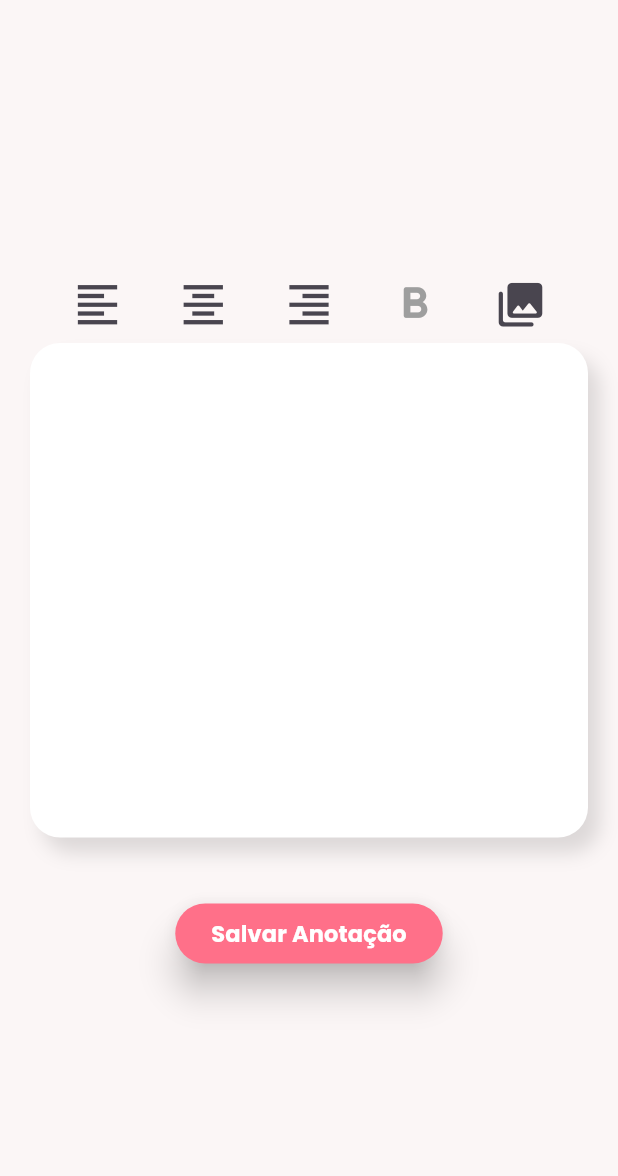
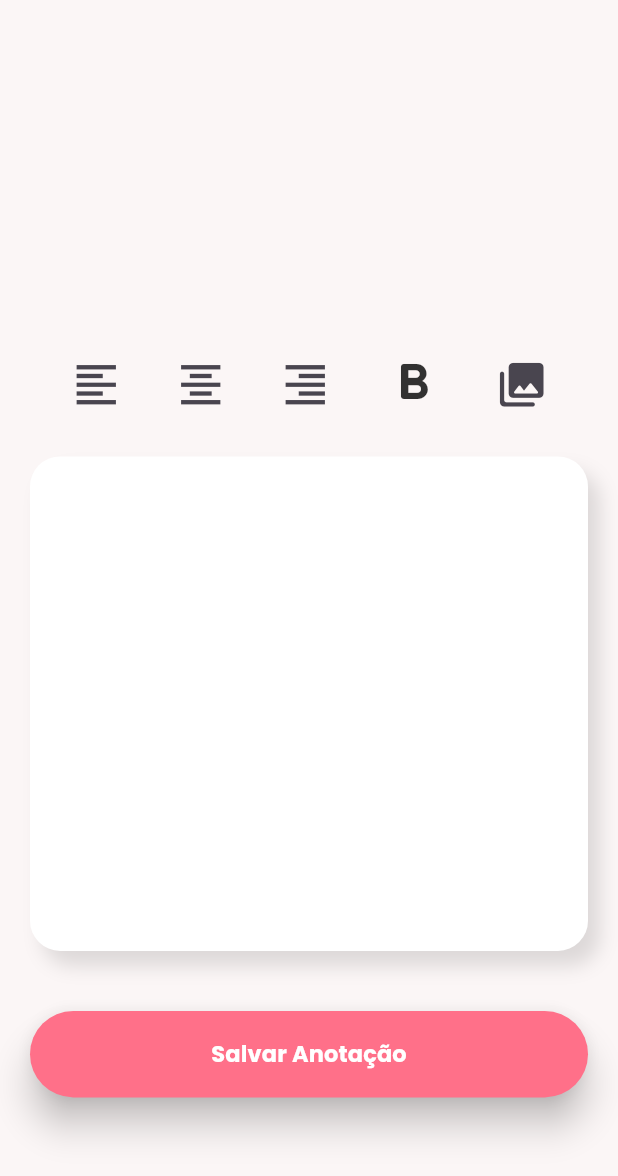
Before and after one commit to devv-thiago/diario, a Flutter app: the screen it shows after launch, after a tap on "Clique aqui para adicionar uma anotação", on a phone screen of 412 x 824 dp. Shown: the top 1176 px of the screen. Run offline on Flutter 3.47's test engine with Material 3 defaults, Android fonts, the phone set to English and light mode, and no system bars; our stand-ins replace google_fonts, shared_preferences, table_calendar.

Commit message:
adicionando mais estilos

```diff
--- a/lib/screens/homepage.dart
+++ b/lib/screens/homepage.dart
@@ -1,13 +1,12 @@
 import 'package:diario/widget/anotacao.dart';
 import 'package:flutter/material.dart';
 import 'package:diario/widget/calendario.dart';
-import 'package:diario/controller/anotacao.dart';
-import 'package:provider/provider.dart';
 
 class Homepage extends StatefulWidget {
   const Homepage({super.key});
 
   @override
+  // ignore: library_private_types_in_public_api
   _HomepageState createState() => _HomepageState();
 }
 
@@ -16,14 +15,11 @@ class _HomepageState extends State<Homepage> {
 
   @override
   Widget build(BuildContext context) {
-    // Obtém o AnotacaoController do Provider
-    AnotacaoController anotacaoController =
-        Provider.of<AnotacaoController>(context, listen: false);
     MediaQueryData deviceSize = MediaQuery.of(context);
 
     return Scaffold(
       body: Container(
-        padding: const EdgeInsets.only(right: 20, left: 20, top: 40),
+        padding: const EdgeInsets.only(right: 20, left: 20, top: 100),
         decoration: const BoxDecoration(
           color: Color.fromRGBO(246, 246, 246, 1),
         ),
@@ -31,10 +27,11 @@ class _HomepageState extends State<Homepage> {
         width: deviceSize.size.width,
         child: Column(
           mainAxisAlignment: MainAxisAlignment.center,
+          crossAxisAlignment: CrossAxisAlignment.center,
           children: [
             Calendario(
-              height: deviceSize.size.height * 0.4,
-              width: deviceSize.size.width * 0.95,
+              height: deviceSize.size.height * 0.33,
+              width: deviceSize.size.width * 0.90,
               onDaySelected: (day) {
                 setState(() {
                   selectedDay = day;
@@ -43,8 +40,8 @@ class _HomepageState extends State<Homepage> {
             ),
             Expanded(
               child: Anotacao(
-                height: deviceSize.size.height * 0.7,
-                width: deviceSize.size.width * 0.95,
+                height: deviceSize.size.height * 0.60,
+                width: deviceSize.size.width,
                 selectedDay: selectedDay ?? DateTime.now(),
               ),
             ),
--- a/lib/screens/registro_anotacao.dart
+++ b/lib/screens/registro_anotacao.dart
@@ -6,8 +6,17 @@ import 'package:diario/model/anotacao.dart';
 
 class RegistroAnotacaoPage extends StatefulWidget {
   final DateTime selectedDay;
+  final String? conteudo;
+  final String dayOfWeek;
+  final String formattedDate;
 
-  const RegistroAnotacaoPage({super.key, required this.selectedDay});
+  RegistroAnotacaoPage(
+    this.conteudo, {
+    super.key,
+    required this.selectedDay,
+    required this.dayOfWeek,
+    required this.formattedDate,
+  });
 
   @override
   State<RegistroAnotacaoPage> createState() => _RegistroAnotacaoPageState();
@@ -23,12 +32,11 @@ class _RegistroAnotacaoPageState extends State<RegistroAnotacaoPage> {
   void initState() {
     super.initState();
     _selectedAlign = TextAlign.left;
-    _conteudoController = TextEditingController();
+    _conteudoController = TextEditingController(text: widget.conteudo ?? "");
   }
 
   @override
   Widget build(BuildContext context) {
-    final anotacaoController = Provider.of<AnotacaoController>(context);
     MediaQueryData deviceInfo = MediaQuery.of(context);
 
     return Scaffold(
@@ -36,15 +44,48 @@ class _RegistroAnotacaoPageState extends State<RegistroAnotacaoPage> {
       body: Consumer<AnotacaoController>(
         builder: (context, anotacaoController, child) {
           if (!anotacaoController.isLoaded) {
-            // Exibe um indicador de carregamento enquanto os SharedPreferences são carregados
-            return Center(child: CircularProgressIndicator());
+            return const Center(child: CircularProgressIndicator());
           }
 
           return Padding(
-            padding: const EdgeInsets.only(left: 20, right: 20),
+            padding: const EdgeInsets.only(
+              top: 80,
+              left: 20,
+              right: 20,
+            ),
+            child: SingleChildScrollView(
               child: Column(
                 mainAxisAlignment: MainAxisAlignment.center,
                 children: [
+                  Container(
+                    padding: const EdgeInsets.only(left: 25),
+                    width: deviceInfo.size.width,
+                    height: deviceInfo.size.height * 0.18,
+                    alignment: Alignment.centerLeft,
+                    child: Column(
+                      crossAxisAlignment: CrossAxisAlignment.start,
+                      children: [
+                        Text(
+                          widget.dayOfWeek,
+                          style: GoogleFonts.poppins(
+                            fontSize: 35,
+                            fontWeight: FontWeight.bold,
+                            color: Colors.black.withOpacity(0.8),
+                          ),
+                        ),
+                        const SizedBox(
+                          height: 10,
+                        ),
+                        Text(
+                          widget.formattedDate,
+                          style: GoogleFonts.poppins(
+                            fontSize: 25,
+                            color: Colors.black.withOpacity(0.8),
+                          ),
+                        ),
+                      ],
+                    ),
+                  ),
                   Row(
                     mainAxisAlignment: MainAxisAlignment.spaceEvenly,
                     children: [
@@ -89,8 +130,8 @@ class _RegistroAnotacaoPageState extends State<RegistroAnotacaoPage> {
                         },
                         icon: Icon(
                           Icons.format_bold_rounded,
-                        size: 35,
-                        color: _isBold ? Colors.black : Colors.grey,
+                          size: 40,
+                          color: Colors.black.withOpacity(0.8),
                         ),
                       ),
                       IconButton(
@@ -103,6 +144,9 @@ class _RegistroAnotacaoPageState extends State<RegistroAnotacaoPage> {
                         ),
                       ),
                     ],
+                  ),
+                  const SizedBox(
+                    height: 20,
                   ),
                   Container(
                     height: deviceInfo.size.height * 0.4,
@@ -123,10 +167,12 @@ class _RegistroAnotacaoPageState extends State<RegistroAnotacaoPage> {
                         FocusScope.of(context).requestFocus(FocusNode());
                       },
                       child: Padding(
-                      padding: const EdgeInsets.all(10),
+                        padding:
+                            const EdgeInsets.only(top: 20, left: 30, right: 30),
                         child: TextFormField(
                           controller: _conteudoController,
                           style: TextStyle(
+                            fontSize: 23,
                             fontWeight:
                                 _isBold ? FontWeight.bold : FontWeight.normal,
                           ),
@@ -142,11 +188,14 @@ class _RegistroAnotacaoPageState extends State<RegistroAnotacaoPage> {
                     ),
                   ),
                   const SizedBox(height: 40),
-                ElevatedButton(
+                  SizedBox(
+                    width: deviceInfo.size.width,
+                    height: deviceInfo.size.height * 0.07,
+                    child: ElevatedButton(
                       style: ButtonStyle(
-                    backgroundColor: MaterialStateProperty.all(
+                        backgroundColor: WidgetStateProperty.all(
                             const Color.fromRGBO(255, 112, 137, 1)),
-                    elevation: MaterialStateProperty.all(10),
+                        elevation: WidgetStateProperty.all(10),
                       ),
                       onPressed: () {
                         _salvarAnotacao(anotacaoController);
@@ -160,7 +209,9 @@ class _RegistroAnotacaoPageState extends State<RegistroAnotacaoPage> {
                         ),
                       ),
                     ),
+                  ),
                 ],
+              ),
             ),
           );
         },
@@ -174,16 +225,12 @@ class _RegistroAnotacaoPageState extends State<RegistroAnotacaoPage> {
         AnotacaoModel(
           dataAnotacao: widget.selectedDay,
           conteudo: _conteudoController.text,
-          caminhoImagem:
-              '', // Adicione lógica para lidar com imagem se necessário
+          caminhoImagem: '',
         ),
       );
-      debugPrint('Resultado do salvamento: $resultado');
-
-      Navigator.of(context).pop(); // Fecha a tela de cadastro após salvar
+      Navigator.pop(context);
     } catch (e) {
       debugPrint('Erro ao salvar anotação: $e');
-      // Implemente o tratamento de erro conforme necessário
     }
   }
 }
--- a/lib/widget/anotacao.dart
+++ b/lib/widget/anotacao.dart
@@ -19,7 +19,6 @@ class Anotacao extends StatelessWidget {
 
   @override
   Widget build(BuildContext context) {
-    // Obtém o AnotacaoController do Provider
     final anotacaoController = Provider.of<AnotacaoController>(context);
 
     return FutureBuilder<List<String>?>(
@@ -33,13 +32,11 @@ class Anotacao extends StatelessWidget {
         } else {
           final anotacao = snapshot.data;
 
-          // Formata a data e o dia da semana
           final DateFormat dateFormat = DateFormat('dd/MM/yyyy');
           final String formattedDate = dateFormat.format(selectedDay);
           final String dayOfWeek =
               DateFormat('EEEE', 'pt_BR').format(selectedDay);
 
-          // Capitaliza a primeira letra do dia da semana
           final String capitalizedDayOfWeek =
               dayOfWeek[0].toUpperCase() + dayOfWeek.substring(1);
 
@@ -68,23 +65,41 @@ class Anotacao extends StatelessWidget {
         children: [
           Container(
             padding:
-                const EdgeInsets.only(left: 15, right: 15, bottom: 10, top: 10),
+                const EdgeInsets.only(left: 25, right: 15, bottom: 10, top: 30),
             alignment: Alignment.centerLeft,
             child: Text(
               "Meus dias",
               style: GoogleFonts.poppins(
                 fontSize: 35,
                 fontWeight: FontWeight.bold,
+                color: Colors.black.withOpacity(0.8),
               ),
             ),
           ),
           SizedBox(
             height: height * 0.5,
             width: width,
+            child: InkWell(
+              onTap: () {
+                Navigator.push(
+                  context,
+                  MaterialPageRoute(
+                    builder: (context) => RegistroAnotacaoPage(
+                      conteudo,
+                      selectedDay: selectedDay,
+                      dayOfWeek: dayOfWeek,
+                      formattedDate: formattedDate,
+                    ),
+                  ),
+                );
+              },
               child: Card(
                 elevation: 10,
                 color: const Color.fromRGBO(255, 255, 255, 1),
                 margin: const EdgeInsets.symmetric(vertical: 5, horizontal: 10),
+                shape: RoundedRectangleBorder(
+                  borderRadius: BorderRadius.circular(20),
+                ),
                 child: Center(
                   child: Padding(
                     padding: const EdgeInsets.all(16.0),
@@ -99,26 +114,17 @@ class Anotacao extends StatelessWidget {
                               style: GoogleFonts.poppins(
                                 fontSize: 25,
                                 fontWeight: FontWeight.bold,
+                                color: Colors.black.withOpacity(0.8),
                               ),
-                          ),
-                          IconButton(
-                            onPressed: () {
-                              Navigator.push(
-                                context,
-                                MaterialPageRoute(
-                                  builder: (context) => RegistroAnotacaoPage(
-                                    selectedDay: selectedDay,
-                                  ),
-                                ),
-                              );
-                            },
-                            icon: const Icon(Icons.edit_square),
                             ),
                           ],
                         ),
                         Text(
                           formattedDate,
-                        style: GoogleFonts.poppins(fontSize: 20),
+                          style: GoogleFonts.poppins(
+                            fontSize: 20,
+                            color: Colors.black.withOpacity(0.8),
+                          ),
                         ),
                         const SizedBox(height: 8.0),
                         Expanded(
@@ -126,11 +132,16 @@ class Anotacao extends StatelessWidget {
                             scrollDirection: Axis.vertical,
                             child: Text(
                               conteudo,
-                            style: GoogleFonts.poppins(fontSize: 20),
+                              style: GoogleFonts.poppins(
+                                fontSize: 23,
+                                fontWeight: FontWeight.w500,
+                                color: Colors.black.withOpacity(0.8),
+                              ),
                             ),
                           ),
                         ),
                       ],
+                    ),
                   ),
                 ),
               ),
@@ -148,6 +159,9 @@ class Anotacao extends StatelessWidget {
           context,
           MaterialPageRoute(
             builder: (context) => RegistroAnotacaoPage(
+              dayOfWeek: "",
+              formattedDate: "",
+              "",
               selectedDay: selectedDay,
             ),
           ),
@@ -164,6 +178,7 @@ class Anotacao extends StatelessWidget {
               style: GoogleFonts.poppins(
                 fontSize: 18,
                 fontWeight: FontWeight.bold,
+                color: Colors.black.withOpacity(0.8),
               ),
               textAlign: TextAlign.center,
             ),
--- a/lib/widget/calendario.dart
+++ b/lib/widget/calendario.dart
@@ -12,8 +12,8 @@ class Calendario extends StatefulWidget {
     this.height = 0,
     this.width = 0,
     this.onDaySelected,
-    Key? key,
-  }) : super(key: key);
+    super.key,
+  });
 
   @override
   _CalendarioState createState() => _CalendarioState();
@@ -26,6 +26,14 @@ class _CalendarioState extends State<Calendario> {
   String capitalizeMonth(DateTime date) {
     String month = DateFormat.MMMM('pt_BR').format(date);
     return month[0].toUpperCase() + month.substring(1);
+  }
+
+  String capitalize(String stringToCap) {
+    return "${stringToCap[0].toUpperCase()}${stringToCap.substring(1)}";
+  }
+
+  String removeDot(String day) {
+    return day.replaceAll('.', '');
   }
 
   @override
@@ -50,25 +58,30 @@ class _CalendarioState extends State<Calendario> {
           formatButtonVisible: false,
           titleTextStyle: GoogleFonts.poppins(
             color: Colors.white,
-            fontSize: 25,
+            fontSize: 30,
             fontWeight: FontWeight.bold,
           ),
           titleTextFormatter: (date, locale) => capitalizeMonth(date),
         ),
         calendarStyle: CalendarStyle(
+          selectedTextStyle: const TextStyle(
+            color: Colors.white,
+            fontSize: 20,
+            fontWeight: FontWeight.bold,
+          ),
           tablePadding: const EdgeInsets.only(left: 10, right: 10),
           outsideDaysVisible: false,
           selectedDecoration: const BoxDecoration(
+            color: Color.fromRGBO(252, 93, 127, 1),
+            shape: BoxShape.circle,
+          ),
+          defaultDecoration: const BoxDecoration(
             color: Colors.transparent,
-            shape: BoxShape.rectangle,
-          ),
-          defaultDecoration: BoxDecoration(
-            color: Colors.transparent,
-            shape: BoxShape.rectangle,
+            shape: BoxShape.circle,
           ),
           todayDecoration: const BoxDecoration(
             color: Colors.transparent,
-            shape: BoxShape.rectangle,
+            shape: BoxShape.circle,
           ),
           defaultTextStyle: GoogleFonts.poppins(
             color: Colors.white,
@@ -102,6 +115,11 @@ class _CalendarioState extends State<Calendario> {
             fontSize: 20,
             fontWeight: FontWeight.bold,
           ),
+          dowTextFormatter: (date, locale) {
+            String dayText = DateFormat.E(locale).format(date);
+            String dayCap = capitalize(dayText);
+            return removeDot(dayCap);
+          },
         ),
         firstDay: DateTime.utc(2020, 1, 1),
         lastDay: DateTime.utc(2099, 12, 31),
```
Lines whose indentation alone changed are shown as unchanged.
